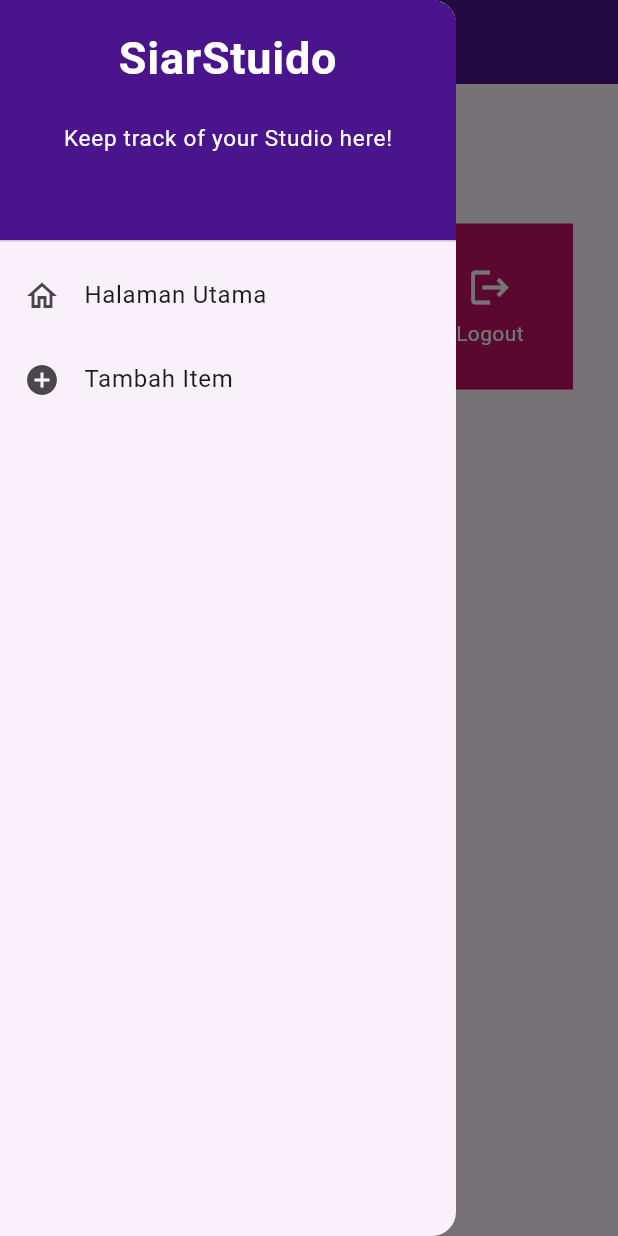
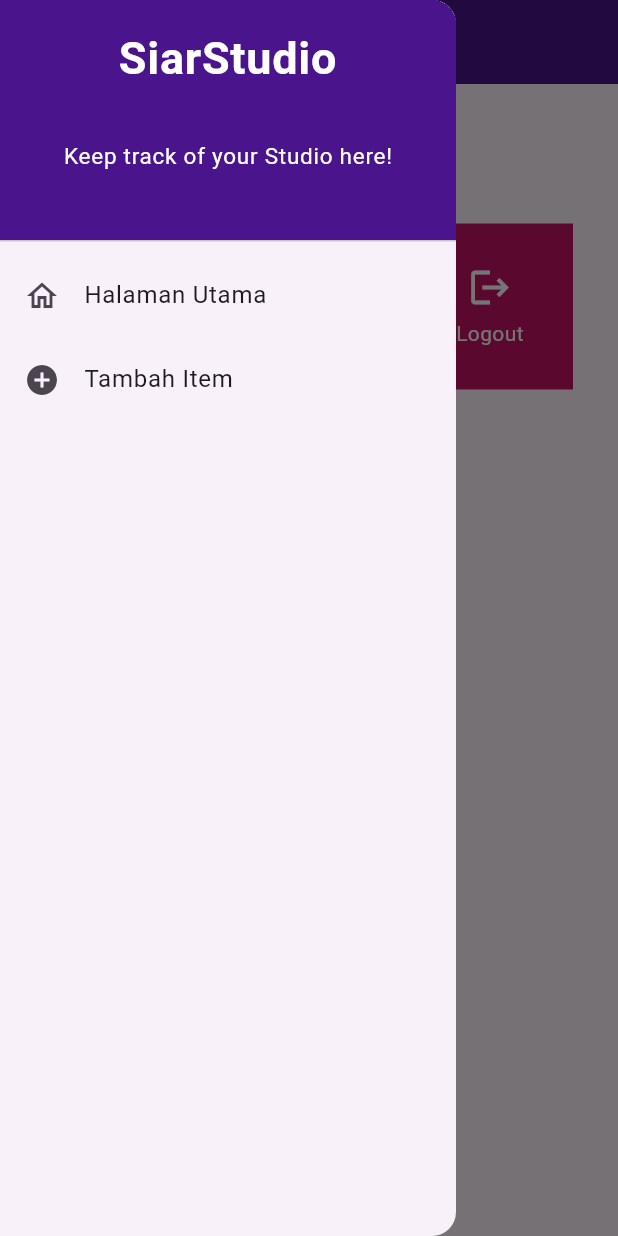
Before and after one commit to raissaputi/siarstudio, a Flutter app: the screen it shows after launch, with the side drawer open, on a phone screen of 412 x 824 dp. Run offline on Flutter 3.47's test engine with Material 2 defaults, Android fonts, the light colour scheme and no system bars.

Commit message:
Tugas 8: Done

```diff
--- a/lib/screens/menu.dart
+++ b/lib/screens/menu.dart
@@ -1,6 +1,6 @@
 import 'package:flutter/material.dart';
 import 'package:siarstudio/widgets/left_drawer.dart';
-import 'package:siarstudio/widgets/shop_card.dart';
+import 'package:siarstudio/widgets/studio_card.dart';
 
 class MyHomePage extends StatelessWidget {
   MyHomePage({Key? key}) : super(key: key);
@@ -26,17 +26,14 @@ class MyHomePage extends StatelessWidget {
       ),
       drawer: const LeftDrawer(),
       body: SingleChildScrollView(
-        // Widget wrapper yang dapat discroll
         child: Padding(
           padding: const EdgeInsets.all(10.0), // Set padding dari halaman
           child: Column(
-            // Widget untuk menampilkan children secara vertikal
             children: <Widget>[
               const Padding(
                 padding: EdgeInsets.only(top: 10.0, bottom: 10.0),
-                // Widget Text untuk menampilkan tulisan dengan alignment center dan style yang sesuai
                 child: Text(
-                  'Siar Shop', // Text yang menandakan toko
+                  'Siar Catalog', // Text yang menandakan toko
                   textAlign: TextAlign.center,
                   style: TextStyle(
                     fontSize: 30,
@@ -46,7 +43,6 @@ class MyHomePage extends StatelessWidget {
               ),
               // Grid layout
               GridView.count(
-                // Container pada card kita.
                 primary: true,
                 padding: const EdgeInsets.all(20),
                 crossAxisSpacing: 10,
@@ -54,7 +50,6 @@ class MyHomePage extends StatelessWidget {
                 crossAxisCount: 3,
                 shrinkWrap: true,
                 children: items.map((StudioItem item) {
-                  // Iterasi untuk setiap item
                   return StudioCard(item);
                 }).toList(),
               ),
@@ -65,58 +60,3 @@ class MyHomePage extends StatelessWidget {
     );
   }
 }
-
-// class StudioItem {
-//   final String name;
-//   final IconData icon;
-//   final Color color;
-
-//   StudioItem(this.name, this.icon, this.color);
-// }
-
-// class StudioCard extends StatelessWidget {
-//   final StudioItem item;
-
-//   const StudioCard(this.item, {super.key}); // Constructor
-
-//   @override
-//   Widget build(BuildContext context) {
-//     return Material(
-//       color: item.color,
-//       child: InkWell(
-//         // Area responsive terhadap sentuhan
-//         onTap: () {
-//           // Memunculkan SnackBar ketika diklik
-//           ScaffoldMessenger.of(context)
-//             ..hideCurrentSnackBar()
-//             ..showSnackBar(SnackBar(
-//                 content: Text("Kamu telah menekan tombol ${item.name}!")));
-
-
-//         },
-//         child: Container(
-//           // Container untuk menyimpan Icon dan Text
-//           padding: const EdgeInsets.all(8),
-//           child: Center(
-//             child: Column(
-//               mainAxisAlignment: MainAxisAlignment.center,
-//               children: [
-//                 Icon(
-//                   item.icon,
-//                   color: Colors.white,
-//                   size: 30.0,
-//                 ),
-//                 const Padding(padding: EdgeInsets.all(3)),
-//                 Text(
-//                   item.name,
-//                   textAlign: TextAlign.center,
-//                   style: const TextStyle(color: Colors.white),
-//                 ),
-//               ],
-//             ),
-//           ),
-//         ),
-//       ),
-//     );
-//   }
-// }
--- a/lib/widgets/left_drawer.dart
+++ b/lib/widgets/left_drawer.dart
@@ -13,12 +13,11 @@ class LeftDrawer extends StatelessWidget {
           const DrawerHeader(
             decoration: BoxDecoration(
               color: Color.fromRGBO(74, 20, 140, 1),
-              // color: Colors.purple.shade900,
             ),
             child: Column(
               children: [
                 Text(
-                  'SiarStuido',
+                  'SiarStudio',
                   textAlign: TextAlign.center,
                   style: TextStyle(
                     fontSize: 30,
@@ -26,7 +25,7 @@ class LeftDrawer extends StatelessWidget {
                     color: Colors.white,
                   ),
                 ),
-                Padding(padding: EdgeInsets.all(10)),
+                Padding(padding: EdgeInsets.all(16)),
                 Text("Keep track of your Studio here!",
                   textAlign: TextAlign.left,
                   style: TextStyle(
--- a/lib/widgets/shop_card.dart
+++ b/lib/widgets/studio_card.dart
@@ -26,7 +26,6 @@ class StudioCard extends StatelessWidget {
             ..showSnackBar(SnackBar(
               content: Text("Kamu telah menekan tombol ${item.name}!")));
 
-          // Navigate ke route yang sesuai (tergantung jenis tombol)
           if (item.name == "Tambah Item") {
             Navigator.push(
               context,
@@ -37,7 +36,6 @@ class StudioCard extends StatelessWidget {
           }
         },
         child: Container(
-          // Container untuk menyimpan Icon dan Text
           padding: const EdgeInsets.all(8),
           child: Center(
             child: Column(
```
Also changed, not shown: 1 other file.
